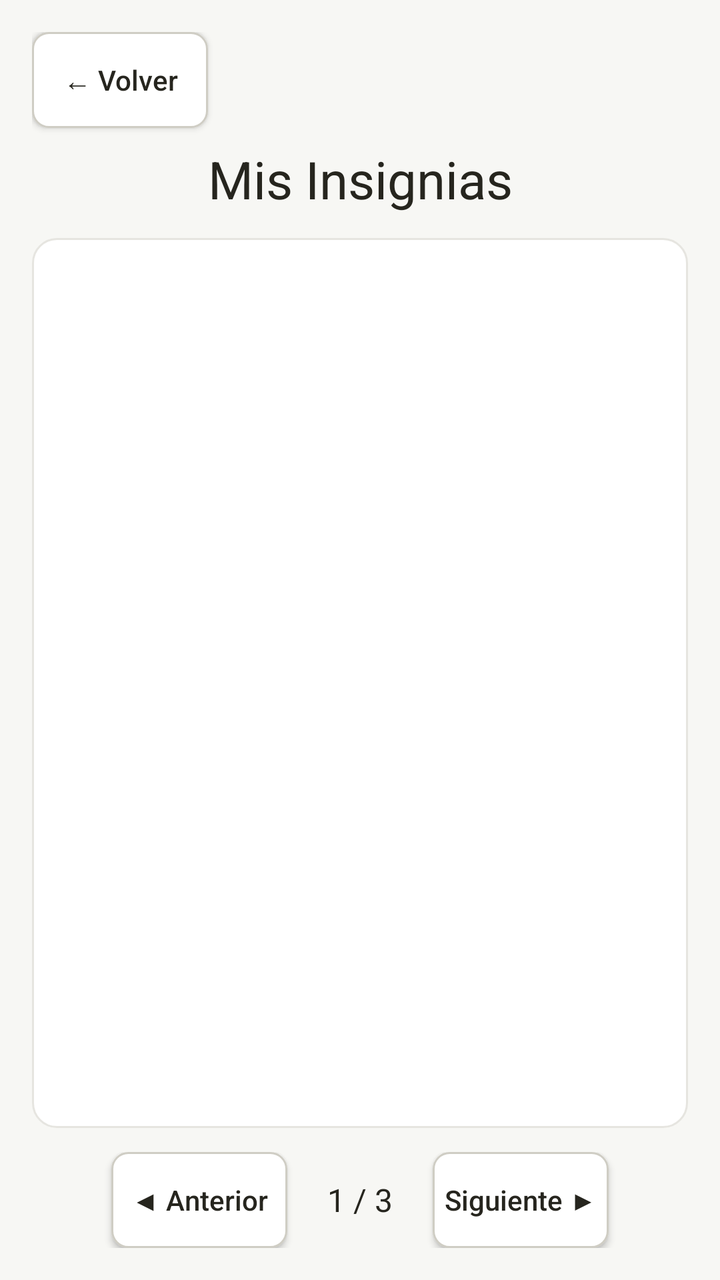
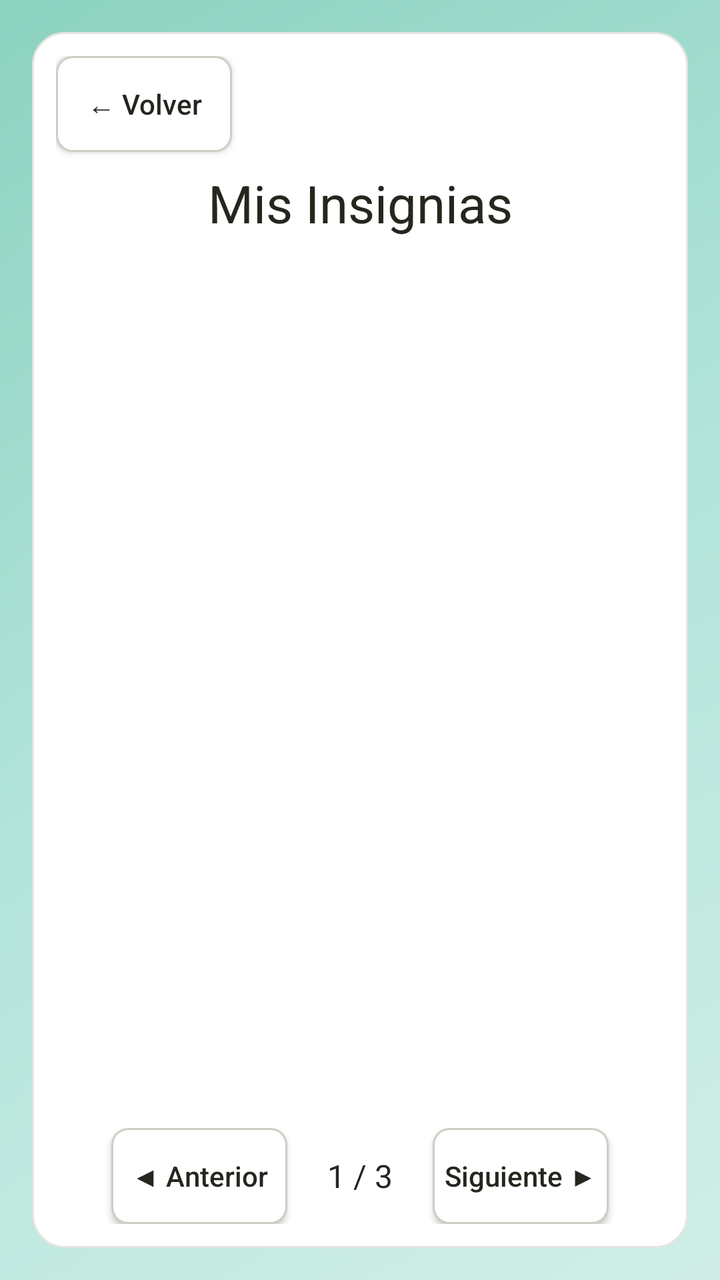

Compare the two renders of this Android layout. The source of the first and the diff that turns it into the second are given below.
<!-- AndroidManifest.xml: application theme Theme.AppCompat.Light.NoActionBar -->
<!-- res/layout/activity_badges.xml -->
<?xml version="1.0" encoding="utf-8"?>
<LinearLayout xmlns:android="http://schemas.android.com/apk/res/android"
    android:layout_width="match_parent"
    android:layout_height="match_parent"
    android:background="@drawable/bg_badges"
    android:orientation="vertical"
    android:padding="16dp">

    <Button
        android:id="@+id/backButton"
        android:layout_width="wrap_content"
        android:layout_height="wrap_content"
        android:layout_marginBottom="8dp"
        android:background="@drawable/button_soft_action"
        android:text="← Volver"
        android:textAllCaps="false"
        android:textColor="@color/ink" />

    <TextView
        android:layout_width="match_parent"
        android:layout_height="wrap_content"
        android:gravity="center"
        android:text="Mis Insignias"
        android:textColor="@color/ink"
        android:textSize="26sp"
        android:paddingBottom="12dp"/>

    
    <LinearLayout
        android:id="@+id/badgesGrid"
        android:layout_width="match_parent"
        android:layout_height="0dp"
        android:layout_weight="1"
        android:background="@drawable/pastel_panel"
        android:orientation="vertical"
        android:padding="12dp">

        <LinearLayout android:id="@+id/row1" android:layout_width="match_parent" android:layout_height="0dp" android:layout_weight="1" android:orientation="horizontal"/>
        <LinearLayout android:id="@+id/row2" android:layout_width="match_parent" android:layout_height="0dp" android:layout_weight="1" android:orientation="horizontal" android:layout_marginTop="8dp"/>
        <LinearLayout android:id="@+id/row3" android:layout_width="match_parent" android:layout_height="0dp" android:layout_weight="1" android:orientation="horizontal" android:layout_marginTop="8dp"/>
    </LinearLayout>

    
    <LinearLayout
        android:layout_width="match_parent"
        android:layout_height="wrap_content"
        android:gravity="center"
        android:orientation="horizontal"
        android:paddingTop="12dp">

        <Button
            android:id="@+id/prevPageButton"
            android:layout_width="wrap_content"
            android:layout_height="wrap_content"
            android:background="@drawable/button_soft_action"
            android:text="◀ Anterior"
            android:textAllCaps="false"
            android:textColor="@color/ink" />

        <TextView
            android:id="@+id/pageText"
            android:layout_width="wrap_content"
            android:layout_height="wrap_content"
            android:layout_marginHorizontal="20dp"
            android:text="1 / 3"
            android:textColor="@color/ink"
            android:textSize="16sp" />

        <Button
            android:id="@+id/nextPageButton"
            android:layout_width="wrap_content"
            android:layout_height="wrap_content"
            android:background="@drawable/button_soft_action"
            android:text="Siguiente ▶"
            android:textAllCaps="false"
            android:textColor="@color/ink" />
    </LinearLayout>
</LinearLayout>
<!-- resources referenced by this layout -->
<resources>
  <color name="ink">#26251e</color>
  <!-- drawable bg_badges (drawable) -->
  ﻿<?xml version="1.0" encoding="utf-8"?>
  <shape xmlns:android="http://schemas.android.com/apk/res/android"
      android:shape="rectangle">
      <solid android:color="@color/canvas" />
  </shape>
  <!-- drawable button_soft_action (drawable) -->
  <?xml version="1.0" encoding="utf-8"?>
  <shape xmlns:android="http://schemas.android.com/apk/res/android"
      android:shape="rectangle">
      <solid android:color="@color/surface_card" />
      <corners android:radius="8dp" />
      <stroke
          android:width="1dp"
          android:color="@color/hairline_strong" />
  </shape>
  <!-- drawable pastel_panel (drawable) -->
  <?xml version="1.0" encoding="utf-8"?>
  <shape xmlns:android="http://schemas.android.com/apk/res/android"
      android:shape="rectangle">
      <solid android:color="@color/surface_card" />
      <corners android:radius="12dp" />
      <stroke
          android:width="1dp"
          android:color="@color/hairline" />
  </shape>
  <color name="canvas">#f7f7f4</color>
  <color name="surface_card">#ffffff</color>
  <color name="hairline_strong">#cfcdc4</color>
  <color name="hairline">#e6e5e0</color>
</resources>

<!-- the commit's change to res/layout/activity_badges.xml (unified diff, before → after) -->
@@ -2,77 +2,84 @@
 <LinearLayout xmlns:android="http://schemas.android.com/apk/res/android"
     android:layout_width="match_parent"
     android:layout_height="match_parent"
-    android:background="@drawable/bg_badges"
+    android:background="@drawable/bg_gradient_anim"
     android:orientation="vertical"
     android:padding="16dp">
-
-    <Button
-        android:id="@+id/backButton"
-        android:layout_width="wrap_content"
-        android:layout_height="wrap_content"
-        android:layout_marginBottom="8dp"
-        android:background="@drawable/button_soft_action"
-        android:text="← Volver"
-        android:textAllCaps="false"
-        android:textColor="@color/ink" />
-
-    <TextView
+    <LinearLayout
         android:layout_width="match_parent"
-        android:layout_height="wrap_content"
-        android:gravity="center"
-        android:text="Mis Insignias"
-        android:textColor="@color/ink"
-        android:textSize="26sp"
-        android:paddingBottom="12dp"/>
-
-    
-    <LinearLayout
-        android:id="@+id/badgesGrid"
-        android:layout_width="match_parent"
-        android:layout_height="0dp"
-        android:layout_weight="1"
+        android:layout_height="match_parent"
         android:background="@drawable/pastel_panel"
         android:orientation="vertical"
         android:padding="12dp">
 
-        <LinearLayout android:id="@+id/row1" android:layout_width="match_parent" android:layout_height="0dp" android:layout_weight="1" android:orientation="horizontal"/>
-        <LinearLayout android:id="@+id/row2" android:layout_width="match_parent" android:layout_height="0dp" android:layout_weight="1" android:orientation="horizontal" android:layout_marginTop="8dp"/>
-        <LinearLayout android:id="@+id/row3" android:layout_width="match_parent" android:layout_height="0dp" android:layout_weight="1" android:orientation="horizontal" android:layout_marginTop="8dp"/>
-    </LinearLayout>
-
-    
-    <LinearLayout
-        android:layout_width="match_parent"
-        android:layout_height="wrap_content"
-        android:gravity="center"
-        android:orientation="horizontal"
-        android:paddingTop="12dp">
-
         <Button
-            android:id="@+id/prevPageButton"
+            android:id="@+id/backButton"
             android:layout_width="wrap_content"
             android:layout_height="wrap_content"
+            android:layout_marginBottom="8dp"
             android:background="@drawable/button_soft_action"
-            android:text="◀ Anterior"
+            android:text="← Volver"
             android:textAllCaps="false"
             android:textColor="@color/ink" />
 
         <TextView
-            android:id="@+id/pageText"
-            android:layout_width="wrap_content"
+            android:layout_width="match_parent"
             android:layout_height="wrap_content"
-            android:layout_marginHorizontal="20dp"
-            android:text="1 / 3"
+            android:gravity="center"
+            android:text="Mis Insignias"
             android:textColor="@color/ink"
-            android:textSize="16sp" />
+            android:textSize="26sp"
+            android:paddingBottom="12dp"/>
 
-        <Button
-            android:id="@+id/nextPageButton"
-            android:layout_width="wrap_content"
+        
+        <LinearLayout
+            android:id="@+id/badgesGrid"
+            android:layout_width="match_parent"
+            android:layout_height="0dp"
+            android:layout_weight="1"
+            android:orientation="vertical"
+            android:padding="12dp">
+
+            <LinearLayout android:id="@+id/row1" android:layout_width="match_parent" android:layout_height="0dp" android:layout_weight="1" android:orientation="horizontal"/>
+            <LinearLayout android:id="@+id/row2" android:layout_width="match_parent" android:layout_height="0dp" android:layout_weight="1" android:orientation="horizontal" android:layout_marginTop="8dp"/>
+            <LinearLayout android:id="@+id/row3" android:layout_width="match_parent" android:layout_height="0dp" android:layout_weight="1" android:orientation="horizontal" android:layout_marginTop="8dp"/>
+        </LinearLayout>
+
+        
+        <LinearLayout
+            android:layout_width="match_parent"
             android:layout_height="wrap_content"
-            android:background="@drawable/button_soft_action"
-            android:text="Siguiente ▶"
-            android:textAllCaps="false"
-            android:textColor="@color/ink" />
+            android:gravity="center"
+            android:orientation="horizontal"
+            android:paddingTop="12dp">
+
+            <Button
+                android:id="@+id/prevPageButton"
+                android:layout_width="wrap_content"
+                android:layout_height="wrap_content"
+                android:background="@drawable/button_soft_action"
+                android:text="◀ Anterior"
+                android:textAllCaps="false"
+                android:textColor="@color/ink" />
+
+            <TextView
+                android:id="@+id/pageText"
+                android:layout_width="wrap_content"
+                android:layout_height="wrap_content"
+                android:layout_marginHorizontal="20dp"
+                android:text="1 / 3"
+                android:textColor="@color/ink"
+                android:textSize="16sp" />
+
+            <Button
+                android:id="@+id/nextPageButton"
+                android:layout_width="wrap_content"
+                android:layout_height="wrap_content"
+                android:background="@drawable/button_soft_action"
+                android:text="Siguiente ▶"
+                android:textAllCaps="false"
+                android:textColor="@color/ink" />
+        </LinearLayout>
+
     </LinearLayout>
 </LinearLayout>
<!-- resource entries referenced after the edit -->
@@ -1,33 +1,90 @@
 <!-- resources referenced by this layout -->
 <resources>
   <color name="ink">#26251e</color>
-  <!-- drawable bg_badges (drawable) -->
+  <!-- drawable bg_gradient_anim (drawable) -->
   ﻿<?xml version="1.0" encoding="utf-8"?>
-  <shape xmlns:android="http://schemas.android.com/apk/res/android"
-      android:shape="rectangle">
-      <solid android:color="@color/canvas" />
-  </shape>
+  <animation-list xmlns:android="http://schemas.android.com/apk/res/android"
+      android:oneshot="false">
+      <item android:duration="3000">
+          <shape android:shape="rectangle">
+              <gradient
+                  android:angle="135"
+                  android:startColor="#FFD0EEE8"
+                  android:centerColor="#FFB2E4DA"
+                  android:endColor="#FF8CD2C0"
+                  android:type="linear" />
+          </shape>
+      </item>
+      <item android:duration="3000">
+          <shape android:shape="rectangle">
+              <gradient
+                  android:angle="45"
+                  android:startColor="#FF8CD2C0"
+                  android:centerColor="#FFA8DDD2"
+                  android:endColor="#FFD0EEE8"
+                  android:type="linear" />
+          </shape>
+      </item>
+      <item android:duration="3000">
+          <shape android:shape="rectangle">
+              <gradient
+                  android:angle="90"
+                  android:startColor="#FFB2E4DA"
+                  android:centerColor="#FFD0EEE8"
+                  android:endColor="#FF8CD2C0"
+                  android:type="linear" />
+          </shape>
+      </item>
+      <item android:duration="3000">
+          <shape android:shape="rectangle">
+              <gradient
+                  android:angle="270"
+                  android:startColor="#FFEAF7F4"
+                  android:centerColor="#FF8CD2C0"
+                  android:endColor="#FFB2E4DA"
+                  android:type="linear" />
+          </shape>
+      </item>
+  </animation-list>
   <!-- drawable button_soft_action (drawable) -->
-  <?xml version="1.0" encoding="utf-8"?>
-  <shape xmlns:android="http://schemas.android.com/apk/res/android"
-      android:shape="rectangle">
-      <solid android:color="@color/surface_card" />
-      <corners android:radius="8dp" />
-      <stroke
-          android:width="1dp"
-          android:color="@color/hairline_strong" />
-  </shape>
+  ﻿<?xml version="1.0" encoding="utf-8"?>
+  <ripple xmlns:android="http://schemas.android.com/apk/res/android"
+      android:color="#FF70BFA9">
+      <item android:id="@android:id/mask">
+          <shape android:shape="rectangle">
+              <solid android:color="#FFFFFFFF" />
+              <corners android:radius="8dp" />
+          </shape>
+      </item>
+      <item>
+          <selector>
+              <item android:state_pressed="true">
+                  <shape android:shape="rectangle">
+                      <solid android:color="#FFB2E4DA" />
+                      <corners android:radius="8dp" />
+                      <stroke android:width="2dp" android:color="#FF70BFA9" />
+                  </shape>
+              </item>
+              <item>
+                  <shape android:shape="rectangle">
+                      <solid android:color="@color/surface_card" />
+                      <corners android:radius="8dp" />
+                      <stroke android:width="1dp" android:color="@color/hairline_strong" />
+                  </shape>
+              </item>
+          </selector>
+      </item>
+  </ripple>
   <!-- drawable pastel_panel (drawable) -->
   <?xml version="1.0" encoding="utf-8"?>
   <shape xmlns:android="http://schemas.android.com/apk/res/android"
       android:shape="rectangle">
-      <solid android:color="@color/surface_card" />
-      <corners android:radius="12dp" />
+      <solid android:color="@android:color/white" />
+      <corners android:radius="16dp" />
       <stroke
           android:width="1dp"
           android:color="@color/hairline" />
   </shape>
-  <color name="canvas">#f7f7f4</color>
   <color name="surface_card">#ffffff</color>
   <color name="hairline_strong">#cfcdc4</color>
   <color name="hairline">#e6e5e0</color>
